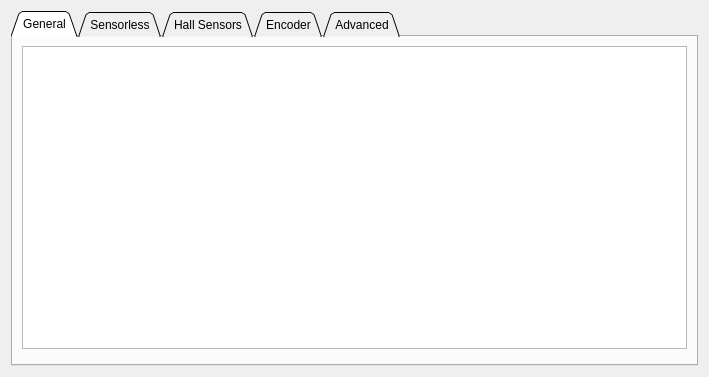
The window that pages/pagefoc.ui (vedderb/vesc_tool) describes before a commit, drawn with Qt 5.
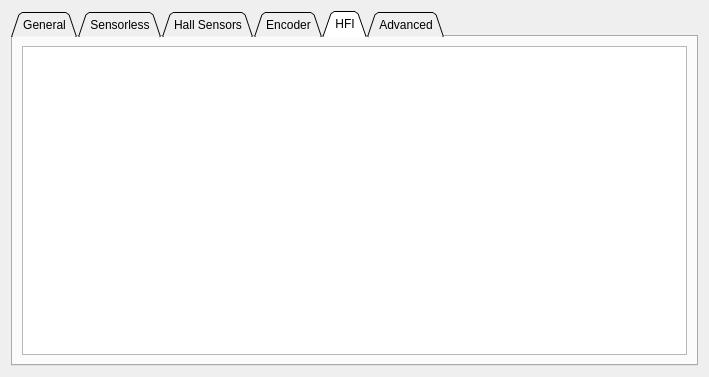
The same window after the commit. The open tabs and pages were chosen to show the change. Custom widgets are drawn as their Qt base class.

What changed in the file:
```diff
--- a/pages/pagefoc.ui
+++ b/pages/pagefoc.ui
@@ -71,6 +71,16 @@
        </item>
       </layout>
      </widget>
+     <widget class="QWidget" name="tab_6">
+      <attribute name="title">
+       <string>HFI</string>
+      </attribute>
+      <layout class="QVBoxLayout" name="verticalLayout_7">
+       <item>
+        <widget class="ParamTable" name="hfiTab"/>
+       </item>
+      </layout>
+     </widget>
      <widget class="QWidget" name="tab_5">
       <attribute name="title">
        <string>Advanced</string>
```
